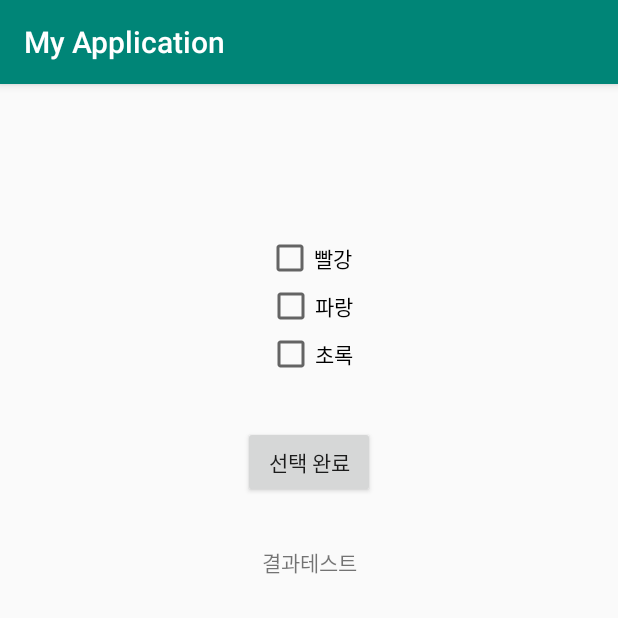
After one commit to friendshipkim97/Android-Practice, an Android app: the CheckBoxExam screen opened directly, with no data from a screen before it, on a phone screen of 412 x 824 dp, the top half of it. The commit adds this screen. Run offline under Robolectric (Android 15) with nearby library versions, the phone set to English and light mode, and no system bars.

Commit message:
Update CheckBox

```diff
--- a/app/build.gradle
+++ b/app/build.gradle
@@ -5,7 +5,7 @@ android {
     buildToolsVersion "29.0.2"
     defaultConfig {
         applicationId "com.cookandroid.myapplication"
-        minSdkVersion 16
+        minSdkVersion 21
         targetSdkVersion 29
         versionCode 1
         versionName "1.0"
--- a/app/src/main/AndroidManifest.xml
+++ b/app/src/main/AndroidManifest.xml
@@ -18,7 +18,8 @@
         android:roundIcon="@mipmap/ic_launcher_round"
         android:supportsRtl="true"
         android:theme="@style/AppTheme">
-        <activity android:name=".FirebaseListExample"></activity>
+        <activity android:name=".CheckBoxExam"></activity>
+        <activity android:name=".FirebaseListExample" />
         <activity android:name=".ConstraintLayoutExam" /> <!-- 스크린을 가로 방향으로-, 액션바없애기 -->
         <activity
             android:name=".VideoViewExample"
--- /dev/null
+++ b/app/src/main/java/com/cookandroid/myapplication/CheckBoxExam.java
@@ -0,0 +1,47 @@
+package com.cookandroid.myapplication;
+
+import androidx.appcompat.app.AppCompatActivity;
+
+import android.os.Bundle;
+import android.view.View;
+import android.widget.Button;
+import android.widget.CheckBox;
+import android.widget.TextView;
+
+public class CheckBoxExam extends AppCompatActivity {
+
+    private CheckBox chk_red, chk_blue, chk_green;
+    private TextView tv_result;
+    private Button btn_result;
+
+    @Override
+    protected void onCreate(Bundle savedInstanceState) {
+        super.onCreate(savedInstanceState);
+        setContentView(R.layout.activity_check_box_exam);
+
+        chk_red= findViewById(R.id.chk_red);
+        chk_blue= findViewById(R.id.chk_blue);
+        chk_green= findViewById(R.id.chk_green);
+        tv_result= findViewById(R.id.tv_result);
+        btn_result= findViewById(R.id.btn_result);
+
+        btn_result.setOnClickListener(new View.OnClickListener() { // 결과 버튼을 클릭했을 때 액션
+            @Override
+            public void onClick(View view) {
+                String str_result = ""; // String 값 초기화
+                if(chk_red.isChecked()){
+                    str_result += chk_red.getText().toString();
+                }
+                if(chk_blue.isChecked()){
+                    str_result += chk_blue.getText().toString();
+                }
+                if(chk_green.isChecked()){
+                    str_result += chk_green.getText().toString();
+                }
+
+                tv_result.setText(str_result);
+            }
+        });
+
+    }
+}
--- /dev/null
+++ b/app/src/main/res/layout/activity_check_box_exam.xml
@@ -0,0 +1,58 @@
+<?xml version="1.0" encoding="utf-8"?>
+<androidx.constraintlayout.widget.ConstraintLayout xmlns:android="http://schemas.android.com/apk/res/android"
+    xmlns:app="http://schemas.android.com/apk/res-auto"
+    xmlns:tools="http://schemas.android.com/tools"
+    android:layout_width="match_parent"
+    android:layout_height="match_parent"
+    tools:context=".CheckBoxExam">
+
+    <CheckBox
+        android:id="@+id/chk_red"
+        android:layout_width="wrap_content"
+        android:layout_height="wrap_content"
+        android:layout_marginTop="100dp"
+        android:text="빨강"
+        app:layout_constraintEnd_toEndOf="parent"
+        app:layout_constraintStart_toStartOf="parent"
+        app:layout_constraintTop_toTopOf="parent" />
+
+    <CheckBox
+        android:id="@+id/chk_blue"
+        android:layout_width="wrap_content"
+        android:layout_height="wrap_content"
+        android:text="파랑"
+        app:layout_constraintEnd_toEndOf="parent"
+        app:layout_constraintHorizontal_bias="0.501"
+        app:layout_constraintStart_toStartOf="parent"
+        app:layout_constraintTop_toBottomOf="@+id/chk_red" />
+
+    <CheckBox
+        android:id="@+id/chk_green"
+        android:layout_width="wrap_content"
+        android:layout_height="wrap_content"
+        android:text="초록"
+        app:layout_constraintEnd_toEndOf="parent"
+        app:layout_constraintHorizontal_bias="0.501"
+        app:layout_constraintStart_toStartOf="parent"
+        app:layout_constraintTop_toBottomOf="@+id/chk_blue" />
+
+    <TextView
+        android:id="@+id/tv_result"
+        android:layout_width="wrap_content"
+        android:layout_height="wrap_content"
+        android:layout_marginTop="32dp"
+        android:text="결과테스트"
+        app:layout_constraintEnd_toEndOf="parent"
+        app:layout_constraintStart_toStartOf="parent"
+        app:layout_constraintTop_toBottomOf="@+id/btn_result" />
+
+    <Button
+        android:id="@+id/btn_result"
+        android:layout_width="wrap_content"
+        android:layout_height="wrap_content"
+        android:layout_marginTop="32dp"
+        android:text="선택 완료"
+        app:layout_constraintEnd_toEndOf="parent"
+        app:layout_constraintStart_toStartOf="parent"
+        app:layout_constraintTop_toBottomOf="@+id/chk_green" />
+</androidx.constraintlayout.widget.ConstraintLayout>
--- a/build.gradle
+++ b/build.gradle
@@ -7,7 +7,7 @@ buildscript {
 
     }
     dependencies {
-        classpath 'com.android.tools.build:gradle:3.5.1'
+        classpath 'com.android.tools.build:gradle:4.1.3'
 
 //        파이어베이스사용
         classpath 'com.google.gms:google-services:4.3.3'
```
Also changed, not shown: app/src/main/java/com/cookandroid/myapplication/MainActivity.java (+9 -0 lines), app/src/main/res/layout/activity_main.xml (+7 -1 lines), gradle/wrapper/gradle-wrapper.properties.
